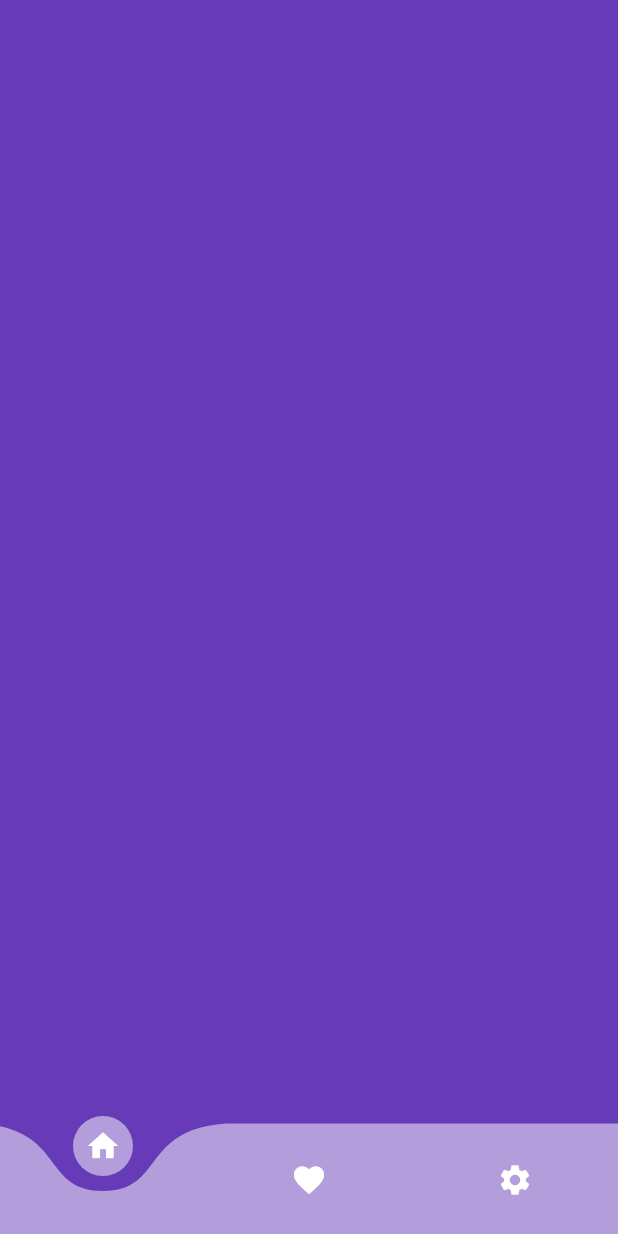
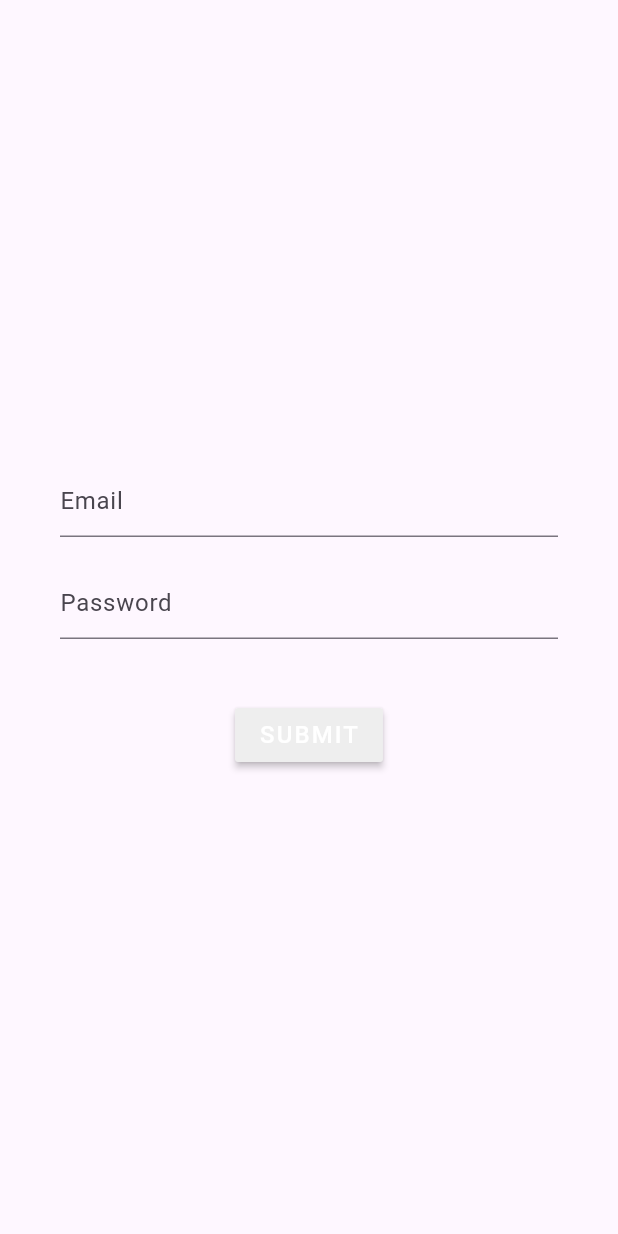
Before and after one commit to adolfosp/Mobile-Projetos-Base, a Flutter app: the screen it shows after launch, on a phone screen of 412 x 824 dp. Run offline on Flutter 3.47's test engine with Material 3 defaults, Android fonts, the phone set to English and light mode, and no system bars; drawn by our look-alikes of curved_navigation_bar; our stand-ins replace brasil_fields, carousel_pro, circular_countdown_timer, cloud_firestore, cloud_functions, dio and 27 more; missing offline and left inert: alphabet_list_scroll_view, animated_dropdown_button, cpf_cnpj_validator, credit_card_type_detector, flutter_facebook_login, map_launcher; accounts and stored records are empty.

Commit message:
Add form validation with RxDart in Flutter app
- Implemented ValidationBloc for email and password validation using RxDart.
- Added form screen with input fields for email and password.
- Integrated StreamBuilder to manage input validation and display error messages.
- Created necessary files for CMake configuration and build process for Android.

```diff
--- a/examples/lib/main.dart
+++ b/examples/lib/main.dart
@@ -2,6 +2,7 @@ import 'package:examples/animated_search_box.dart';
 import 'package:examples/circular_display.dart';
 import 'package:examples/completer.dart';
 import 'package:examples/curved_bottom_nav_bar.dart';
+import 'package:examples/stream_with_input/form_screen.dart';
 import 'package:flutter/material.dart';
 
 void main() {
@@ -19,7 +20,7 @@ class MyApp extends StatelessWidget {
         colorScheme: ColorScheme.fromSeed(seedColor: Colors.deepPurple),
         useMaterial3: true,
       ),
-      home: const CurvedBottomNavBar(),
+      home: FormScreen(),
     );
   }
 }
--- /dev/null
+++ b/examples/lib/stream_with_input/form_screen.dart
@@ -0,0 +1,120 @@
+import 'package:flutter/material.dart';
+import 'dart:async';
+import 'package:rxdart/rxdart.dart';
+
+class ValidationBloc {
+  final _email = BehaviorSubject<String>.seeded('@');
+  final _password = BehaviorSubject<String>.seeded('');
+
+  Stream<String> get email => _email.stream.transform(validateEmail);
+
+  Sink<String> get sinkEmail => _email.sink;
+
+  Stream<String> get password => _password.stream.transform(validatePassword);
+
+  Sink<String> get sinkPassword => _password.sink;
+
+  Stream<bool> get submitValid =>
+      Rx.combineLatest2(email, password, (e, p) => true);
+
+  static bool isEmail(String email) {
+    String value =
+        r'^(([^<>()[\]\\.,;:\s@\"]+(\.[^<>()[\]\\.,;:\s@\"]+)*)|(\".+\"))@((\[[0-9]{1,3}\.[0-9]{1,3}\.[0-9]{1,3}\.[0-9]{1,3}\])|(([a-zA-Z\-0-9]+\.)+[a-zA-Z]{2,}))$';
+
+    RegExp regExp = RegExp(value);
+
+    return regExp.hasMatch(email);
+  }
+
+  final validateEmail =
+      StreamTransformer<String, String>.fromHandlers(handleData: (value, sink) {
+    if (value.length != 1) {
+      isEmail(value)
+          ? sink.add(value)
+          : sink.addError('please provide a correct email');
+    }
+  });
+
+  final validatePassword =
+      StreamTransformer<String, String>.fromHandlers(handleData: (value, sink) {
+    if (value.length != 0) {
+      value.length >= 8
+          ? sink.add(value)
+          : sink.addError('Password should be 8 characters long');
+    }
+  });
+
+  dispose() {
+    _email.close();
+    _password.close();
+  }
+}
+
+final validation = ValidationBloc();
+
+class FormScreen extends StatelessWidget {
+  @override
+  Widget build(BuildContext context) {
+    return Scaffold(
+      body: Padding(
+        padding: const EdgeInsets.all(40.0),
+        child: Column(
+          crossAxisAlignment: CrossAxisAlignment.center,
+          mainAxisAlignment: MainAxisAlignment.center,
+          children: [
+            StreamBuilder(
+              stream: validation.email,
+              builder: (_, snapShot) => TextField(
+                onChanged: (val) => validation.sinkEmail.add(val),
+                decoration: InputDecoration(
+                    hintText: 'Email',
+                    errorText:
+                        snapShot.hasError ? snapShot.error.toString() : null),
+                keyboardType: TextInputType.emailAddress,
+              ),
+            ),
+            SizedBox(
+              height: 20.0,
+            ),
+            StreamBuilder(
+              stream: validation.password,
+              builder: (_, snapShot) => TextField(
+                onChanged: (val) => validation.sinkPassword.add(val),
+                decoration: InputDecoration(
+                    hintText: 'Password',
+                    errorText:
+                        snapShot.hasError ? snapShot.error.toString() : null),
+                keyboardType: TextInputType.text,
+                obscureText: true,
+              ),
+            ),
+            SizedBox(
+              height: 40.0,
+            ),
+            StreamBuilder(
+              stream: validation.submitValid,
+              builder: (_, snapShot) => MaterialButton(
+                onPressed: snapShot.data != true
+                    ? () {}
+                    : () {
+                        print('true');
+                      },
+                child: Text(
+                  'SUBMIT',
+                  style: TextStyle(
+                    letterSpacing: 1.4,
+                    fontSize: 16.0,
+                    color: Colors.white,
+                  ),
+                ),
+                color: snapShot.data != true
+                    ? Colors.grey[200]
+                    : Colors.deepPurpleAccent,
+              ),
+            ),
+          ],
+        ),
+      ),
+    );
+  }
+}
--- a/examples/pubspec.yaml
+++ b/examples/pubspec.yaml
@@ -30,7 +30,7 @@ environment:
 dependencies:
   flutter:
     sdk: flutter
-
+  rxdart: ^0.28.0
 
   # The following adds the Cupertino Icons font to your application.
   # Use with the CupertinoIcons class for iOS style icons.
```
Also changed, not shown: 336 other files.
